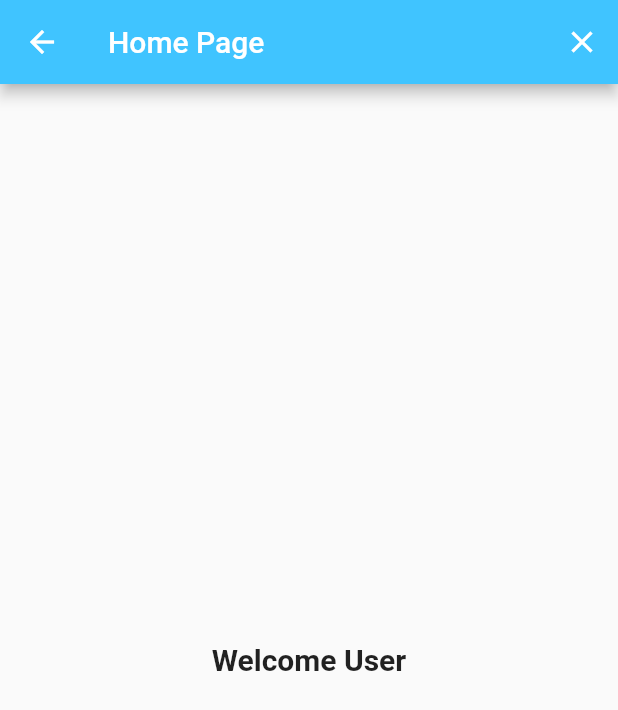
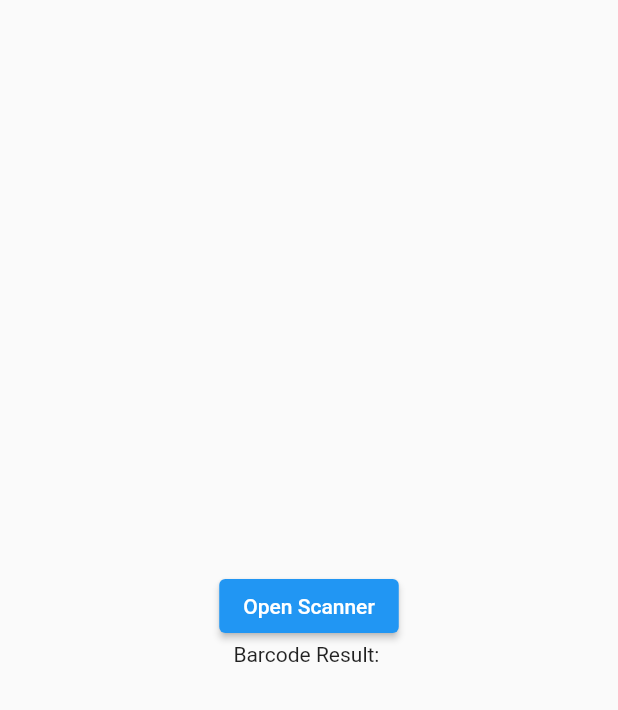
Before and after one commit to kalmuroth/C_Vision, a Flutter app: the HomeScreen screen opened by its route, on a phone screen of 412 x 824 dp. Shown: the top 710 px of the screen. Run offline on Flutter 3.47's test engine with Material 2 defaults, Android fonts, the phone set to English and light mode, and no system bars; our stand-ins replace firebase_auth, firebase_core, modal_progress_hud_nsn; missing offline and left inert: simple_barcode_scanner; accounts and stored records are empty; generated files the repository leaves out were written again.

Commit message:
basic scan

```diff
--- a/lib/home_screen.dart
+++ b/lib/home_screen.dart
@@ -1,5 +1,6 @@
 import 'package:flutter/material.dart';
 import 'package:firebase_auth/firebase_auth.dart';
+import 'package:simple_barcode_scanner/simple_barcode_scanner.dart';
 
 User? loggedinUser;
 
@@ -10,6 +11,7 @@ class HomeScreen extends StatefulWidget {
 
 class _HomeScreenState extends State<HomeScreen> {
   final _auth = FirebaseAuth.instance;
+  String result = '';
 
   void initState() {
     super.initState();
@@ -31,25 +33,27 @@ class _HomeScreenState extends State<HomeScreen> {
   @override
   Widget build(BuildContext context) {
     return Scaffold(
-      appBar: AppBar(
-        leading: null,
-        actions: <Widget>[
-          IconButton(
-              icon: Icon(Icons.close),
-              onPressed: () {
-                _auth.signOut();
-                Navigator.pop(context);
-
-                //Implement logout functionality
-              }),
-        ],
-        title: Text('Home Page'),
-        backgroundColor: Colors.lightBlueAccent,
-      ),
       body: Center(
-        child: Text(
-          "Welcome User",
-          style: TextStyle(fontSize: 20.0, fontWeight: FontWeight.bold),
+        child: Column(
+          mainAxisSize: MainAxisSize.min,
+          children: [
+            ElevatedButton(
+              onPressed: () async {
+                var res = await Navigator.push(
+                    context,
+                    MaterialPageRoute(
+                      builder: (context) => const SimpleBarcodeScannerPage(),
+                    ));
+                setState(() {
+                  if (res is String) {
+                    result = res;
+                  }
+                });
+              },
+              child: const Text('Open Scanner'),
+            ),
+            Text('Barcode Result: $result'),
+          ],
         ),
       ),
     );
--- a/pubspec.yaml
+++ b/pubspec.yaml
@@ -10,6 +10,7 @@ environment:
   sdk: '>=3.1.3 <4.0.0'
 
 dependencies:
+  simple_barcode_scanner: ^0.0.8
   cloud_firestore: ^4.11.0
   cloud_functions: ^4.5.1
   firebase_auth: ^4.11.1
```
Also changed, not shown: pubspec.lock, 2 other files.
